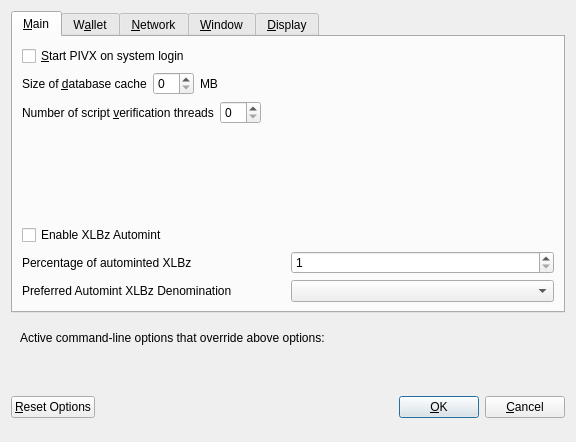
Qt form src/qt/forms/optionsdialog.ui (binarysculptor/wallet) before a commit.
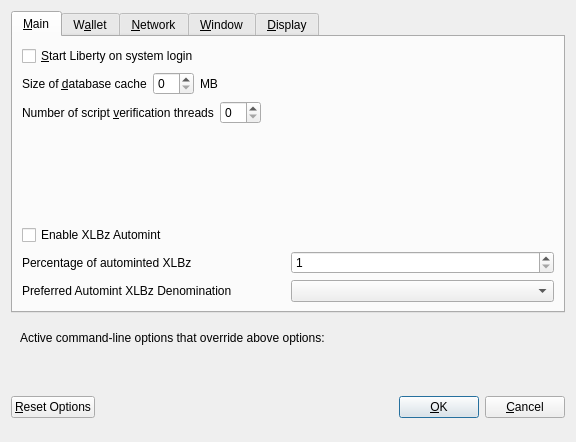
The same form after that commit. The open tabs and pages were chosen to show the change. Custom widgets are drawn as their Qt base class.

Commit message: [Branding] Pivx => Liberty

```diff
--- a/src/qt/forms/optionsdialog.ui
+++ b/src/qt/forms/optionsdialog.ui
@@ -33,7 +33,7 @@
           <string>Automatically start PIVX after logging in to the system.</string>
          </property>
          <property name="text">
-          <string>&amp;Start PIVX on system login</string>
+          <string>&amp;Start Liberty on system login</string>
          </property>
         </widget>
        </item>
```
Left out of the diff: 8 changed lines with no effect on the pictures. The commit also changes 139 other files.
